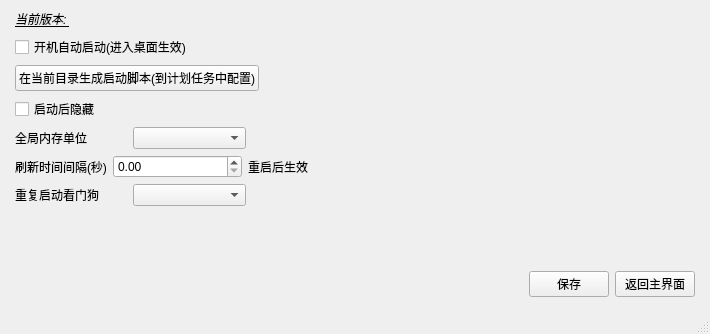
WaterEmissary/WatchDog, file watchdog_main.ui: the form before one commit.
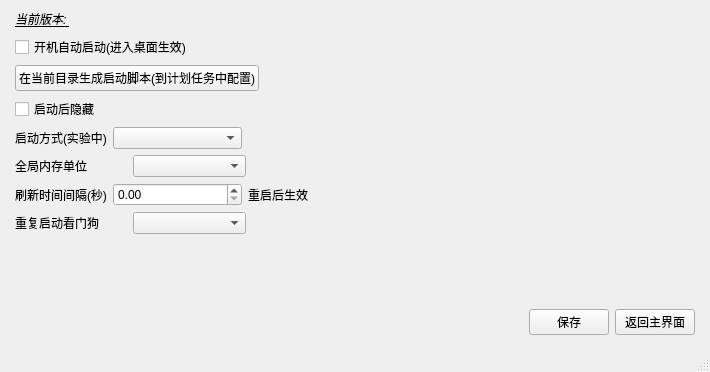
The form after the commit.

The edit to the form file:
```diff
--- a/watchdog_main.ui
+++ b/watchdog_main.ui
@@ -7,7 +7,7 @@
     <x>0</x>
     <y>0</y>
     <width>710</width>
-    <height>334</height>
+    <height>372</height>
    </rect>
   </property>
   <property name="sizePolicy">
@@ -26,7 +26,7 @@
      <verstretch>0</verstretch>
     </sizepolicy>
    </property>
-   <layout class="QVBoxLayout" name="verticalLayout_3">
+   <layout class="QHBoxLayout" name="horizontalLayout_11">
     <property name="leftMargin">
      <number>6</number>
     </property>
@@ -240,7 +240,7 @@
          <verstretch>0</verstretch>
         </sizepolicy>
        </property>
-       <layout class="QVBoxLayout" name="verticalLayout_4">
+       <layout class="QVBoxLayout" name="verticalLayout_3">
         <item>
          <layout class="QHBoxLayout" name="horizontalLayout_6" stretch="5,5">
           <item>
@@ -343,6 +343,33 @@
           </item>
          </layout>
         </item>
+        <item>
+         <layout class="QHBoxLayout" name="horizontalLayout_8" stretch="1,2,7">
+          <item>
+           <widget class="QLabel" name="label_5">
+            <property name="text">
+             <string>启动方式(实验中)</string>
+            </property>
+           </widget>
+          </item>
+          <item>
+           <widget class="QComboBox" name="start_way_combobox"/>
+          </item>
+          <item>
+           <spacer name="horizontalSpacer_12">
+            <property name="orientation">
+             <enum>Qt::Orientation::Horizontal</enum>
+            </property>
+            <property name="sizeHint" stdset="0">
+             <size>
+              <width>40</width>
+              <height>20</height>
+             </size>
+            </property>
+           </spacer>
+          </item>
+         </layout>
+        </item>
         <item>
          <layout class="QHBoxLayout" name="horizontalLayout_2" stretch="1,1,4">
           <property name="spacing">
```
Left out of the diff: 2 changed lines with no effect on the pictures.
